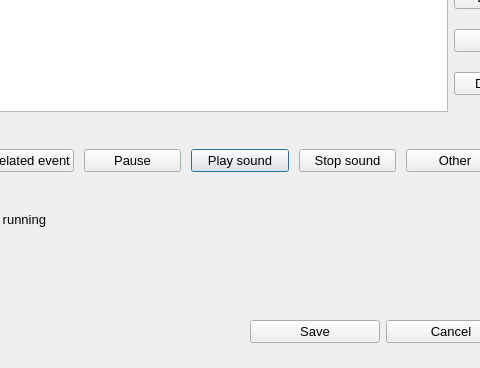
Before: the Qt Designer form src/commandeditwnd.ui in stele95/LinVAM, drawn with Qt 5; both pictures show x 335 to 815 and y 182 to 550 of the 900 by 550 pixel window.
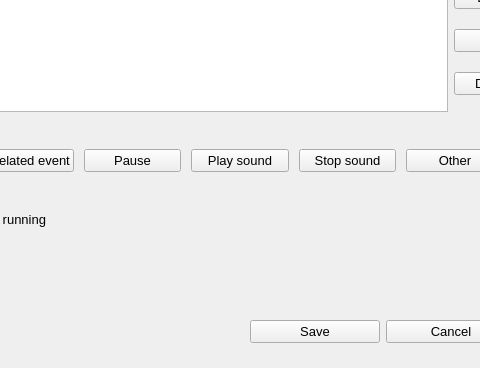
After: the same form once the commit is applied.

```diff
--- a/src/commandeditwnd.ui
+++ b/src/commandeditwnd.ui
@@ -283,6 +283,9 @@
        <property name="text">
         <string>Play sound</string>
        </property>
+       <property name="autoDefault">
+        <bool>false</bool>
+       </property>
       </widget>
      </item>
      <item>
@@ -290,6 +293,9 @@
        <property name="text">
         <string>Stop sound</string>
        </property>
+       <property name="autoDefault">
+        <bool>false</bool>
+       </property>
       </widget>
      </item>
      <item>
```
